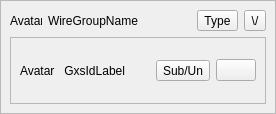
Before: the Qt Designer form retroshare-gui/src/gui/TheWire/WireGroupItem.ui in RetroShare/RetroShare, drawn with Qt 5.
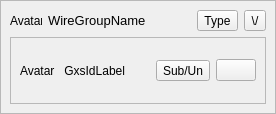
After: the same form once the commit is applied. Icons and pictures are not drawn. Custom widgets are drawn as their Qt base class.

Patch:
```diff
--- a/retroshare-gui/src/gui/TheWire/WireGroupItem.ui
+++ b/retroshare-gui/src/gui/TheWire/WireGroupItem.ui
@@ -55,6 +55,12 @@
         </item>
         <item>
          <widget class="QLabel" name="label_groupName">
+          <property name="font">
+           <font>
+            <family>Segoe UI</family>
+            <pointsize>10</pointsize>
+           </font>
+          </property>
           <property name="text">
            <string>WireGroupName</string>
           </property>
```
